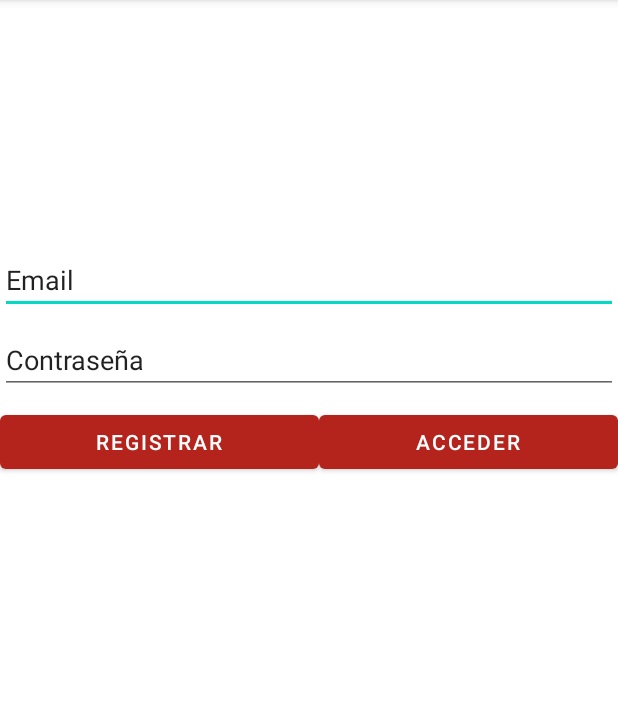
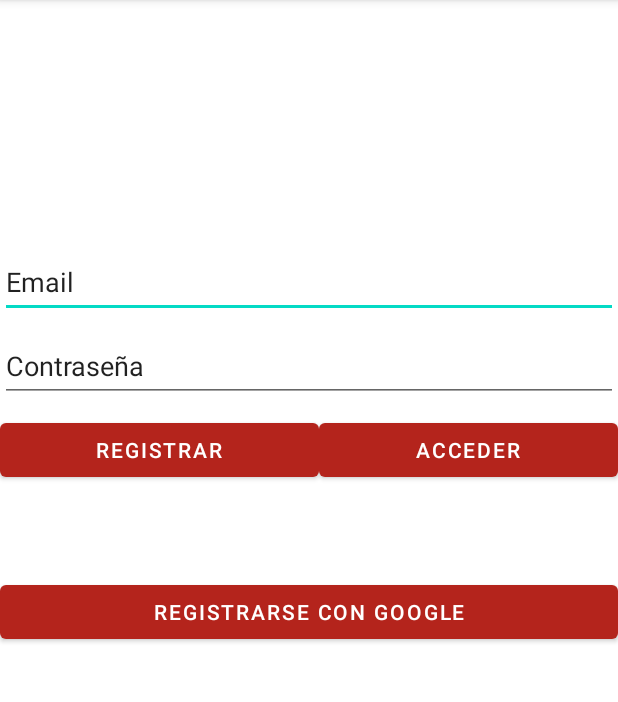
Before and after one commit to Hugo-Gomez-Sanchez-01101/tfg-proyect-2023, an Android app: the screen it shows after launch (LoginActivity before the commit, RegistroLoginActivity after it), on a phone screen of 412 x 824 dp, the part 84-786 px from its top. Run offline under Robolectric (Android 15) with nearby library versions, the phone set to English and light mode, and no system bars; our stand-ins replace Firebase (no records; nobody signed in at launch, a user with empty details on screens opened directly).

Commit message:
modificaciones en el registro (pendiente de añadir registro a traves de google

```diff
--- a/app/src/main/AndroidManifest.xml
+++ b/app/src/main/AndroidManifest.xml
@@ -1,6 +1,6 @@
 <?xml version="1.0" encoding="utf-8"?>
 <manifest xmlns:android="http://schemas.android.com/apk/res/android"
-    xmlns:tools="http://schemas.android.com/tools">
+    xmlns:tools="http://schemas.android.com/tools" >
 
     <application
         android:allowBackup="true"
@@ -10,27 +10,25 @@
         android:label="@string/app_name"
         android:supportsRtl="true"
         android:theme="@style/Theme.AppTFG"
-        tools:targetApi="31">
+        tools:targetApi="31" >
         <activity
-            android:name=".HomeActivity"
+            android:name=".ResultadosActivity"
             android:exported="false" />
         <activity
             android:name=".MainActivity"
-            android:exported="false">
-
+            android:exported="false" >
         </activity>
-        <activity android:name=".RegistroInicioActivity" />
         <activity android:name=".PerfilActivity" />
         <activity android:name=".ListaOrdenadoresActivity" />
         <activity android:name=".VistaOrdenadorActivity" />
         <activity
-            android:name=".LoginActivity"
-            android:exported="true">
-        <intent-filter>
-            <action android:name="android.intent.action.MAIN" />
+            android:name=".RegistroLoginActivity"
+            android:exported="true" >
+            <intent-filter>
+                <action android:name="android.intent.action.MAIN" />
 
-            <category android:name="android.intent.category.LAUNCHER" />
-        </intent-filter>
+                <category android:name="android.intent.category.LAUNCHER" />
+            </intent-filter>
         </activity>
     </application>
 
--- a/app/src/main/java/com/example/apptfg/LoginActivity.java
+++ b/app/src/main/java/com/example/apptfg/RegistroLoginActivity.java
@@ -3,7 +3,12 @@ package com.example.apptfg;
 import android.app.Dialog;
 import android.content.Intent;
 import android.os.Bundle;
+import android.view.Gravity;
+import android.view.LayoutInflater;
+import android.view.View;
+import android.view.ViewGroup;
 import android.widget.EditText;
+import android.widget.Toast;
 
 import androidx.annotation.Nullable;
 import androidx.appcompat.app.AlertDialog;
@@ -13,22 +18,26 @@ import com.example.apptfg.entidad.DatosUsuarioSingleton;
 import com.example.apptfg.provider_tipe.ProviderType;
 import com.google.firebase.auth.FirebaseAuth;
 
-public class LoginActivity extends AppCompatActivity {
+public class RegistroLoginActivity extends AppCompatActivity {
+    EditText e;
+    EditText c;
     @Override
     protected void onCreate(@Nullable Bundle savedInstanceState) {
         super.onCreate(savedInstanceState);
-        setContentView(R.layout.activity_login);
+        setContentView(R.layout.activity_registro_login);
         setup();
     }
 
     private void setup() {
+        e = findViewById(R.id.emailEditText);
+        c = findViewById(R.id.contrasenaEditText);
+        e.setOnClickListener(v -> vaciarCampos(e));
+        c.setOnClickListener(v -> vaciarCampos(c));
         findViewById(R.id.btnRegistrar).setOnClickListener(v -> registrar());
         findViewById(R.id.btnAcceder).setOnClickListener(v -> acceder());
     }
 
     private void acceder() {
-        EditText e = findViewById(R.id.emailEditText);
-        EditText c = findViewById(R.id.contrasenaEditText);
         if (!e.getText().toString().isEmpty() && !c.getText().toString().isEmpty()) {
             FirebaseAuth.getInstance()
                     .signInWithEmailAndPassword(e.getText().toString(), c.getText().toString())
@@ -44,8 +53,6 @@ public class LoginActivity extends AppCompatActivity {
     }
 
     private void registrar() {
-        EditText e = findViewById(R.id.emailEditText);
-        EditText c = findViewById(R.id.contrasenaEditText);
         if (!e.getText().toString().isEmpty() && !c.getText().toString().isEmpty()) {
             FirebaseAuth.getInstance()
                     .createUserWithEmailAndPassword(e.getText().toString(), c.getText().toString())
@@ -69,10 +76,25 @@ public class LoginActivity extends AppCompatActivity {
         dialog.show();
     }
 
-    private void irHome(String email, ProviderType proovedor){
-        Intent i = new Intent(this, HomeActivity.class);
+    private void irHome(String email, ProviderType proveedor){
+        Intent i = new Intent(this, ResultadosActivity.class);
         i.putExtra("email",email);
-        i.putExtra("proovedor",proovedor);
+        i.putExtra("proveedor",proveedor);
         startActivity(i);
     }
+
+    private void vaciarCampos(EditText e){
+        e.setText("");
+    }
+
+
+    private void mostrarToast() {
+        LayoutInflater layoutInflater = getLayoutInflater();
+        View view = layoutInflater.inflate(R.layout.toast_campos_vacios,(ViewGroup) findViewById(R.id.toastCamposVacios));
+        Toast t = new Toast(getApplicationContext());
+        t.setGravity(Gravity.CENTER_VERTICAL | Gravity.BOTTOM, 0, 200);
+        t.setDuration(Toast.LENGTH_SHORT);
+        t.setView(view);
+        t.show();
+    }
 }
--- a/app/src/main/java/com/example/apptfg/HomeActivity.java
+++ b/app/src/main/java/com/example/apptfg/ResultadosActivity.java
@@ -2,14 +2,13 @@ package com.example.apptfg;
 
 import androidx.appcompat.app.AppCompatActivity;
 
-import android.content.Intent;
 import android.os.Bundle;
 import android.widget.TextView;
 
 import com.example.apptfg.entidad.DatosUsuarioSingleton;
 import com.google.firebase.auth.FirebaseAuth;
 
-public class HomeActivity extends AppCompatActivity {
+public class ResultadosActivity extends AppCompatActivity {
 
     @Override
     protected void onCreate(Bundle savedInstanceState) {
@@ -17,7 +16,7 @@ public class HomeActivity extends AppCompatActivity {
         setContentView(R.layout.activity_home);
         Bundle bundle = getIntent().getExtras();
         String email = bundle.getString("email");
-        String proovedor = bundle.getString("proovedor");
+        String proovedor = bundle.getString("proveedor");
         setup(email,proovedor);
     }
 
--- a/app/src/main/res/layout/activity_home.xml
+++ b/app/src/main/res/layout/activity_home.xml
@@ -4,7 +4,7 @@
     xmlns:tools="http://schemas.android.com/tools"
     android:layout_width="match_parent"
     android:layout_height="match_parent"
-    tools:context=".HomeActivity">
+    tools:context=".ResultadosActivity">
 
     <LinearLayout
         android:layout_width="0dp"
--- a/app/src/main/res/layout/activity_login.xml
+++ b/app/src/main/res/layout/activity_registro_login.xml
@@ -18,7 +18,7 @@
         <EditText
             android:id="@+id/emailEditText"
             android:layout_width="match_parent"
-            android:layout_height="wrap_content"
+            android:layout_height="48dp"
             android:ems="10"
             android:inputType="textPersonName"
             android:text="Email" />
@@ -30,7 +30,7 @@
         <EditText
             android:id="@+id/contrasenaEditText"
             android:layout_width="match_parent"
-            android:layout_height="wrap_content"
+            android:layout_height="48dp"
             android:ems="10"
             android:inputType="textPersonName"
             android:text="Contraseña" />
@@ -58,5 +58,15 @@
                 android:layout_weight="1"
                 android:text="Acceder" />
         </LinearLayout>
+
+        <Space
+            android:layout_width="match_parent"
+            android:layout_height="60dp" />
+
+        <Button
+            android:id="@+id/btnRegistroGoogle"
+            android:layout_width="match_parent"
+            android:layout_height="wrap_content"
+            android:text="Registrarse con google" />
     </LinearLayout>
 </androidx.constraintlayout.widget.ConstraintLayout>
```
Also changed, not shown: app/src/main/java/com/example/apptfg/RegistroInicioActivity.java (deleted, +0 -138 lines), app/src/main/res/layout/activity_registro_inicio.xml (deleted, +0 -60 lines).
